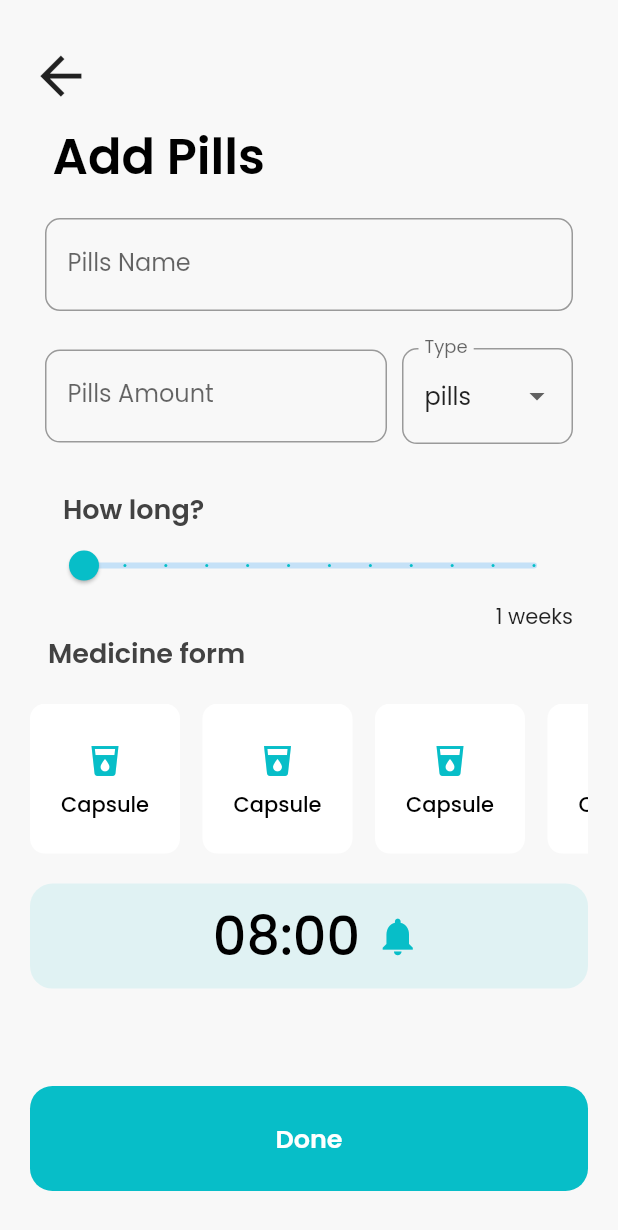
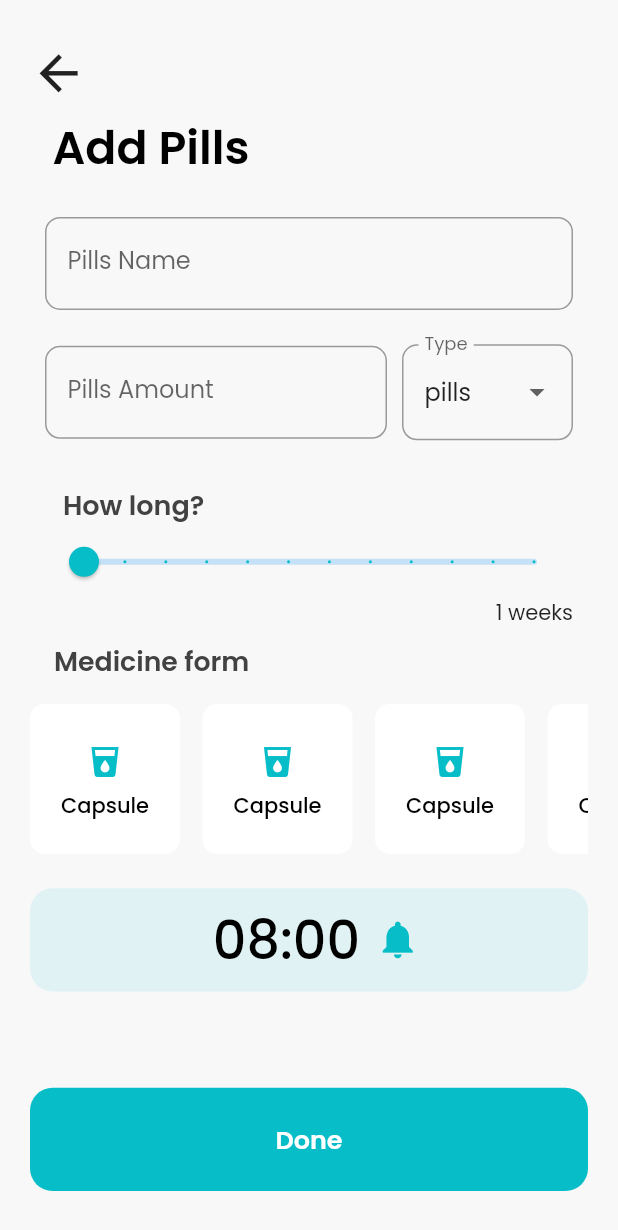
Before and after one commit to gonciuu/Medicine-App-In-Flutter, a Flutter app: the AddNewMedicine screen opened by its route, on a phone screen of 412 x 824 dp. Shown: the top 1230 px of the screen. Run offline on Flutter 3.47's test engine with Material 2 defaults, Android fonts, the phone set to English and light mode, and no system bars; our stand-ins replace auto_size_text.

Commit message:
make app more responsive by device height

```diff
--- a/lib/screens/add_new_medicine/add_new_medicine.dart
+++ b/lib/screens/add_new_medicine/add_new_medicine.dart
@@ -23,7 +23,7 @@ class _AddNewMedicineState extends State<AddNewMedicine> {
 
   @override
   Widget build(BuildContext context) {
-    final deviceHeight = MediaQuery.of(context).size.height;
+    final deviceHeight = MediaQuery.of(context).size.height - 60.0;
 
     return Scaffold(
       backgroundColor: Color.fromRGBO(248, 248, 248, 1),
@@ -61,11 +61,14 @@ class _AddNewMedicineState extends State<AddNewMedicine> {
                 )),
               ),
               SizedBox(
-                height: deviceHeight * 0.02,
+                height: deviceHeight * 0.03,
               ),
-              Padding(
+              Container(
+                height: deviceHeight * 0.37,
+                child: Padding(
                   padding: const EdgeInsets.symmetric(horizontal: 10.0),
                   child: Column(
+                    mainAxisAlignment: MainAxisAlignment.start,
                     crossAxisAlignment: CrossAxisAlignment.start,
                     children: [
                       TextField(
@@ -164,8 +167,12 @@ class _AddNewMedicineState extends State<AddNewMedicine> {
                     ],
                   ),
                 ),
-              Padding(
-                padding: const EdgeInsets.only(left: 12.0),
+              ),
+              Container(
+                height: deviceHeight * 0.035,
+                child: Padding(
+                  padding: const EdgeInsets.only(left: 16.0),
+                  child: FittedBox(
                     child: Text(
                       "Medicine form",
                       style: TextStyle(
@@ -174,8 +181,10 @@ class _AddNewMedicineState extends State<AddNewMedicine> {
                           fontWeight: FontWeight.w600),
                     ),
                   ),
+                ),
+              ),
               SizedBox(
-                height: 20.0,
+                height: deviceHeight * 0.02,
               ),
               Container(
                 height: 100,
@@ -188,11 +197,11 @@ class _AddNewMedicineState extends State<AddNewMedicine> {
                 ),
               ),
               SizedBox(
-                height: 20.0,
+                height: deviceHeight * 0.03,
               ),
               Container(
                 width: double.infinity,
-                height: 70.0,
+                height: deviceHeight * 0.09,
                 child: PlatformFlatButton(
                   buttonChild: Row(
                     mainAxisAlignment: MainAxisAlignment.center,
@@ -203,23 +212,18 @@ class _AddNewMedicineState extends State<AddNewMedicine> {
                         style: TextStyle(
                           fontSize: 35.0,
                           color: Colors.black,
-                            fontWeight: FontWeight.w500),
+                          fontWeight: FontWeight.w500
+                        ),
                       ),
                       SizedBox(width: 10),
-                      Icon(
-                        Icons.notifications,
-                        size: 30,
-                        color: Theme.of(context).primaryColor,
-                      )
+                      Icon(Icons.notifications,size: 30,color: Theme.of(context).primaryColor,)
                     ],
-                  ),
-                  handler: () {},
-                  color: Color.fromRGBO(7, 190, 200, 0.1),
+                  ), handler: (){}, color : Color.fromRGBO(7, 190, 200, 0.1),
                 ),
               ),
               Spacer(),
               Container(
-                height: 70.0,
+                height: deviceHeight * 0.09,
                 width: double.infinity,
                 child: PlatformFlatButton(
                   color: Theme.of(context).primaryColor,
```
Lines whose indentation alone changed are shown as unchanged.
